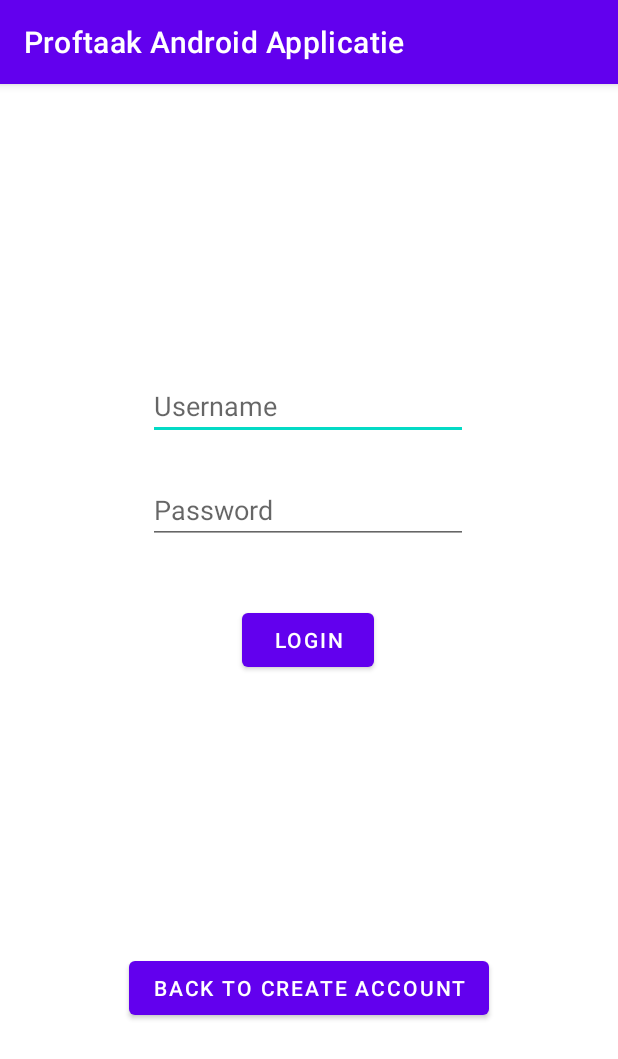
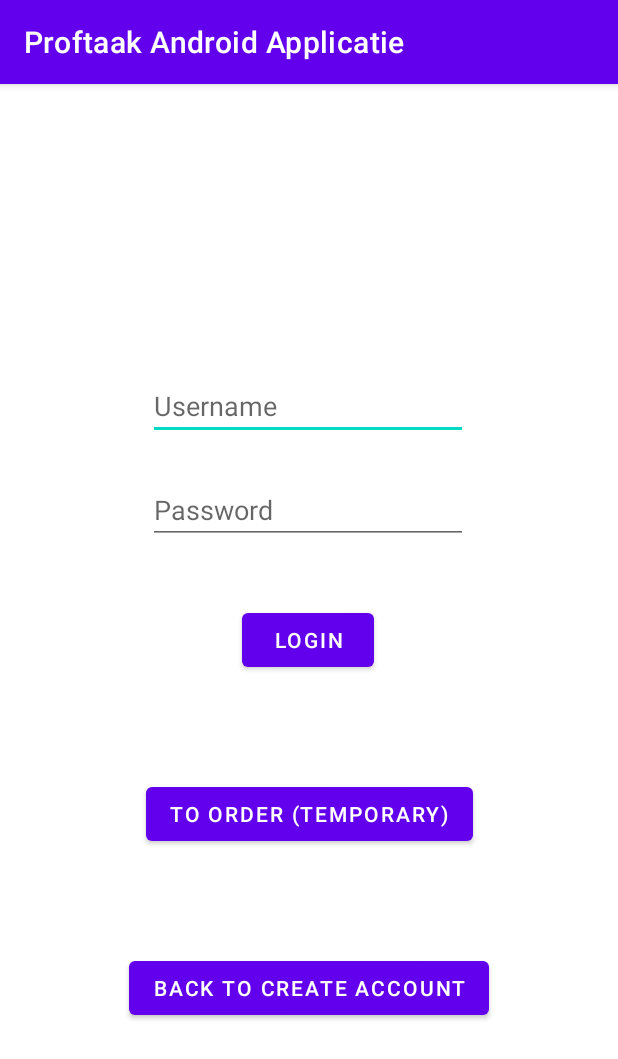
Before and after one commit to ebekoudijs/Proftaak_Android_Applicatie, an Android app: the Login screen opened directly, with no data from a screen before it, on a phone screen of 412 x 824 dp. Shown: the top 1059 px of the screen. Run offline under Robolectric (Android 15) with nearby library versions, the phone set to English and light mode, and no system bars.

Commit message:
Button to Order page added

```diff
--- a/app/src/main/res/layout/activity_login.xml
+++ b/app/src/main/res/layout/activity_login.xml
@@ -53,4 +53,14 @@
         app:layout_constraintHorizontal_bias="0.497"
         app:layout_constraintStart_toStartOf="parent"
         app:layout_constraintTop_toBottomOf="@+id/editTextLoginUsername" />
+
+    <Button
+        android:id="@+id/buttonToOrder"
+        android:layout_width="wrap_content"
+        android:layout_height="wrap_content"
+        android:text="To order (temporary)"
+        app:layout_constraintBottom_toTopOf="@+id/buttonToCreateAccount"
+        app:layout_constraintEnd_toEndOf="parent"
+        app:layout_constraintStart_toStartOf="parent"
+        app:layout_constraintTop_toBottomOf="@+id/buttonLogin" />
 </androidx.constraintlayout.widget.ConstraintLayout>
```
